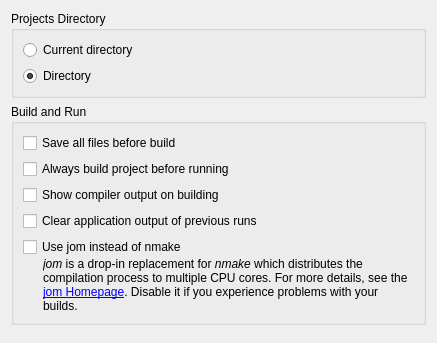
Old version of the form src/plugins/projectexplorer/projectexplorersettingspage.ui in the repository qt-creator/qt-creator.
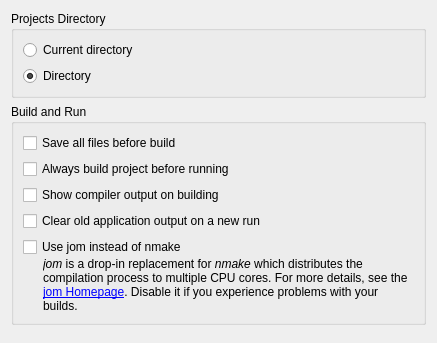
New version of the form. Custom widgets are drawn as their Qt base class.

Commit message: Fixed label text.

```diff
--- a/src/plugins/projectexplorer/projectexplorersettingspage.ui
+++ b/src/plugins/projectexplorer/projectexplorersettingspage.ui
@@ -79,7 +79,7 @@
       <item>
        <widget class="QCheckBox" name="cleanOldAppOutputCheckBox">
         <property name="text">
-         <string>Clear application output of previous runs</string>
+         <string>Clear old application output on a new run</string>
         </property>
        </widget>
       </item>
```
